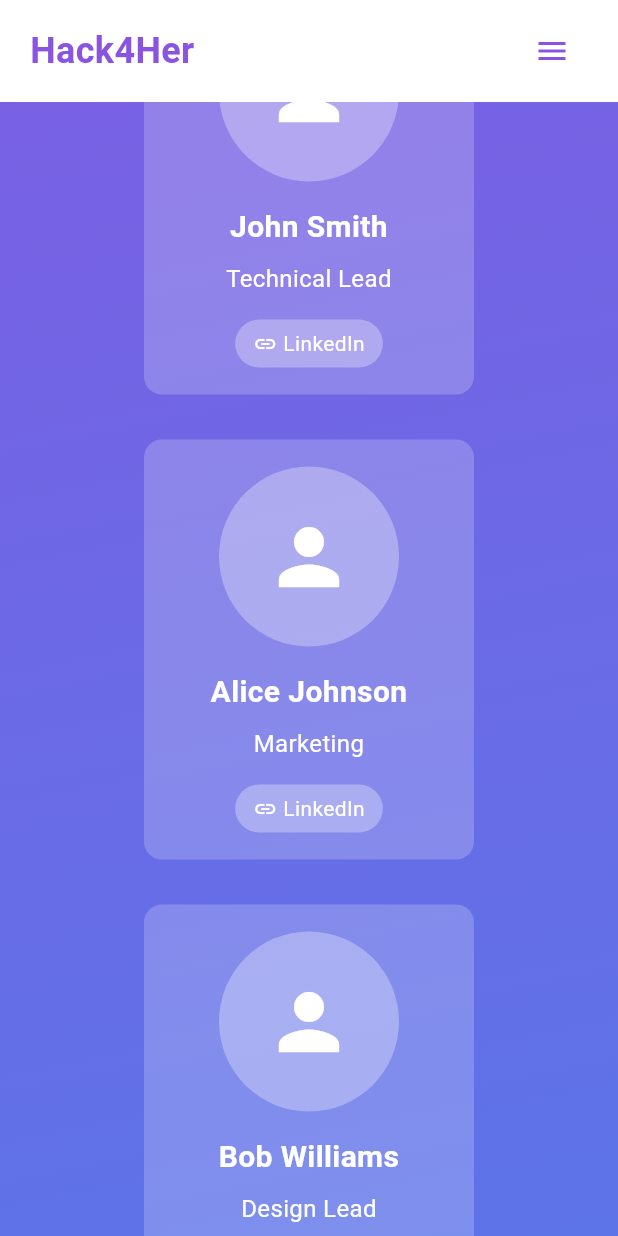
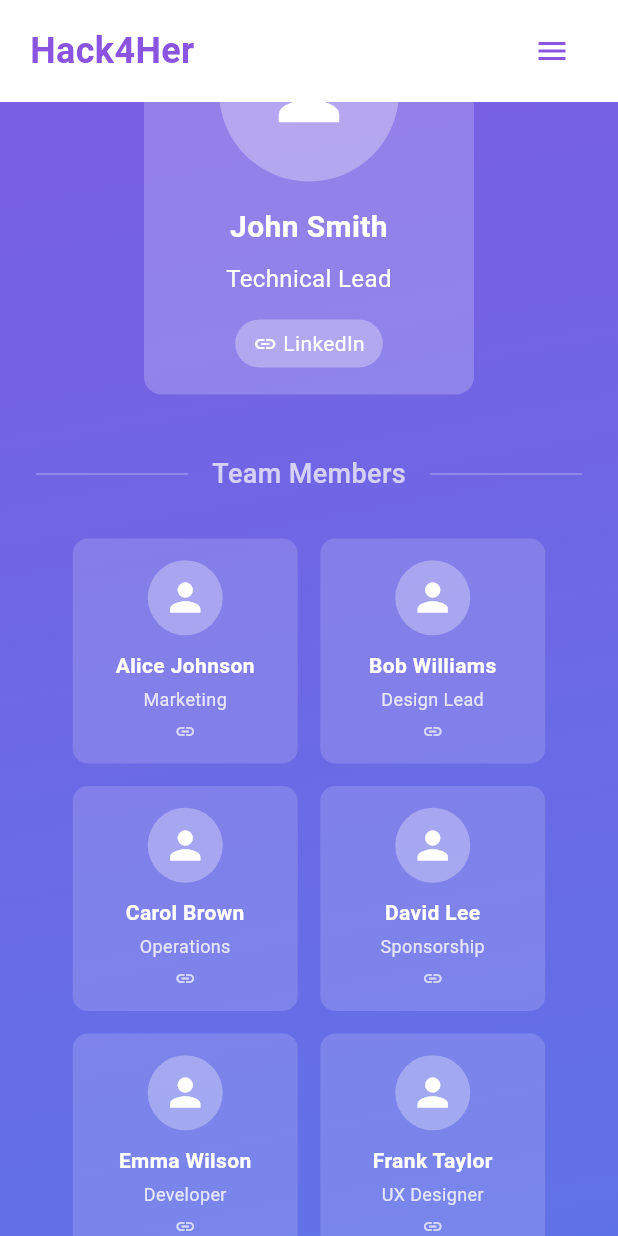
Before and after one commit to Hack4Her-NL/Hack4Her, a Flutter app: the AboutScreen screen opened by its route, scrolled down 1152 dp, on a phone screen of 412 x 824 dp. Run offline on Flutter 3.47's test engine with Material 3 defaults, Android fonts, the phone set to English and light mode, and no system bars; our stand-ins replace google_fonts.

Commit message:
Fix footer and update about us

```diff
--- a/lib/screens/about_screen.dart
+++ b/lib/screens/about_screen.dart
@@ -69,7 +69,10 @@ class AboutScreen extends StatelessWidget {
     final screenWidth = MediaQuery.of(context).size.width;
     final isMobile = screenWidth < AppTheme.mobileBreakpoint;
 
-    return const Wrap(
+    return Column(
+      children: [
+        // Main contributors (full-sized cards)
+        const Wrap(
           spacing: 30,
           runSpacing: 30,
           alignment: WrapAlignment.center,
@@ -86,29 +89,119 @@ class AboutScreen extends StatelessWidget {
               imageUrl: null,
               linkedInUrl: 'https://linkedin.com',
             ),
-        _TeamMemberCard(
+          ],
+        ),
+
+        const SizedBox(height: 40),
+
+        // Section divider with text
+        Row(
+          children: [
+            const Expanded(child: Divider(color: Colors.white30)),
+            Padding(
+              padding: const EdgeInsets.symmetric(horizontal: 16),
+              child: Text(
+                'Team Members',
+                style: TextStyle(
+                  color: Colors.white.withOpacity(0.7),
+                  fontSize: 18,
+                  fontWeight: FontWeight.w500,
+                ),
+              ),
+            ),
+            const Expanded(child: Divider(color: Colors.white30)),
+          ],
+        ),
+
+        const SizedBox(height: 30),
+
+        // Regular team members (compact cards)
+        Wrap(
+          spacing: 15,
+          runSpacing: 15,
+          alignment: WrapAlignment.center,
+          children: const [
+            _CompactTeamMemberCard(
               name: 'Alice Johnson',
               role: 'Marketing',
-          imageUrl: null,
               linkedInUrl: 'https://linkedin.com',
             ),
-        _TeamMemberCard(
+            _CompactTeamMemberCard(
               name: 'Bob Williams',
               role: 'Design Lead',
-          imageUrl: null,
               linkedInUrl: 'https://linkedin.com',
             ),
-        _TeamMemberCard(
+            _CompactTeamMemberCard(
               name: 'Carol Brown',
               role: 'Operations',
-          imageUrl: null,
               linkedInUrl: 'https://linkedin.com',
             ),
-        _TeamMemberCard(
+            _CompactTeamMemberCard(
               name: 'David Lee',
               role: 'Sponsorship',
-          imageUrl: null,
               linkedInUrl: 'https://linkedin.com',
+            ),
+            _CompactTeamMemberCard(
+              name: 'Emma Wilson',
+              role: 'Developer',
+              linkedInUrl: 'https://linkedin.com',
+            ),
+            _CompactTeamMemberCard(
+              name: 'Frank Taylor',
+              role: 'UX Designer',
+              linkedInUrl: 'https://linkedin.com',
+            ),
+            _CompactTeamMemberCard(
+              name: 'Grace Kim',
+              role: 'Project Manager',
+              linkedInUrl: 'https://linkedin.com',
+            ),
+            _CompactTeamMemberCard(
+              name: 'Henry Chen',
+              role: 'Developer',
+              linkedInUrl: 'https://linkedin.com',
+            ),
+            _CompactTeamMemberCard(
+              name: 'Irene Lopez',
+              role: 'Marketing',
+              linkedInUrl: 'https://linkedin.com',
+            ),
+            _CompactTeamMemberCard(
+              name: 'Jack Brown',
+              role: 'Content Writer',
+              linkedInUrl: 'https://linkedin.com',
+            ),
+            _CompactTeamMemberCard(
+              name: 'Katie Smith',
+              role: 'UI Designer',
+              linkedInUrl: 'https://linkedin.com',
+            ),
+            _CompactTeamMemberCard(
+              name: 'Leo Wang',
+              role: 'Backend Dev',
+              linkedInUrl: 'https://linkedin.com',
+            ),
+            _CompactTeamMemberCard(
+              name: 'Mia Johnson',
+              role: 'Community Manager',
+              linkedInUrl: 'https://linkedin.com',
+            ),
+            _CompactTeamMemberCard(
+              name: 'Nathan Park',
+              role: 'Designer',
+              linkedInUrl: 'https://linkedin.com',
+            ),
+            _CompactTeamMemberCard(
+              name: 'Olivia King',
+              role: 'Social Media',
+              linkedInUrl: 'https://linkedin.com',
+            ),
+            _CompactTeamMemberCard(
+              name: 'Paul Rodriguez',
+              role: 'Volunteer Coord',
+              linkedInUrl: 'https://linkedin.com',
+            ),
+          ],
         ),
       ],
     );
@@ -224,3 +317,94 @@ class _TeamMemberCard extends StatelessWidget {
     }
   }
 }
+
+// Add this new compact card class for regular team members
+class _CompactTeamMemberCard extends StatelessWidget {
+  final String name;
+  final String role;
+  final String linkedInUrl;
+
+  const _CompactTeamMemberCard({
+    required this.name,
+    required this.role,
+    required this.linkedInUrl,
+  });
+
+  @override
+  Widget build(BuildContext context) {
+    return Container(
+      width: 150,
+      height: 150,
+      decoration: BoxDecoration(
+        color: Colors.white.withOpacity(0.15),
+        borderRadius: BorderRadius.circular(10),
+      ),
+      child: Material(
+        color: Colors.transparent,
+        child: InkWell(
+          onTap: () => _launchURL(linkedInUrl),
+          borderRadius: BorderRadius.circular(10),
+          child: Padding(
+            padding: const EdgeInsets.all(12.0),
+            child: Column(
+              mainAxisAlignment: MainAxisAlignment.center,
+              children: [
+                // Profile icon
+                Container(
+                  width: 50,
+                  height: 50,
+                  decoration: BoxDecoration(
+                    color: Colors.white.withOpacity(0.3),
+                    shape: BoxShape.circle,
+                  ),
+                  child: const Icon(
+                    Icons.person,
+                    size: 30,
+                    color: Colors.white,
+                  ),
+                ),
+                const SizedBox(height: 10),
+                // Name
+                Text(
+                  name,
+                  style: const TextStyle(
+                    fontSize: 14,
+                    fontWeight: FontWeight.bold,
+                    color: Colors.white,
+                  ),
+                  textAlign: TextAlign.center,
+                  overflow: TextOverflow.ellipsis,
+                ),
+                const SizedBox(height: 4),
+                // Role
+                Text(
+                  role,
+                  style: TextStyle(
+                    fontSize: 12,
+                    color: Colors.white.withOpacity(0.8),
+                  ),
+                  textAlign: TextAlign.center,
+                  overflow: TextOverflow.ellipsis,
+                ),
+                const SizedBox(height: 6),
+                // LinkedIn icon
+                Icon(
+                  Icons.link,
+                  color: Colors.white.withOpacity(0.7),
+                  size: 14,
+                ),
+              ],
+            ),
+          ),
+        ),
+      ),
+    );
+  }
+
+  Future<void> _launchURL(String url) async {
+    final Uri uri = Uri.parse(url);
+    if (!await launchUrl(uri)) {
+      throw Exception('Could not launch $url');
+    }
+  }
+}
--- a/lib/screens/home_screen.dart
+++ b/lib/screens/home_screen.dart
@@ -1,5 +1,4 @@
 import 'package:flutter/material.dart';
-import 'package:url_launcher/url_launcher.dart';
 import '../constants/app_theme.dart';
 import '../utils/routes.dart';
 import '../widgets/page_layout.dart';
--- a/lib/screens/registration_screen.dart
+++ b/lib/screens/registration_screen.dart
@@ -226,7 +226,7 @@ class _BulletPoint extends StatelessWidget {
       child: Row(
         crossAxisAlignment: CrossAxisAlignment.start,
         children: [
-          Text(
+          const Text(
             '• ',
             style: TextStyle(
               fontSize: 16,
@@ -237,7 +237,7 @@ class _BulletPoint extends StatelessWidget {
           Expanded(
             child: Text(
               text,
-              style: TextStyle(
+              style: const TextStyle(
                 fontSize: 16,
                 color: AppTheme.useGradientBackground ? Colors.white : AppTheme.textDark,
               ),
--- a/lib/widgets/app_footer.dart
+++ b/lib/widgets/app_footer.dart
@@ -11,6 +11,7 @@ class AppFooter extends StatelessWidget {
     final bool isMobile = screenWidth < AppTheme.mobileBreakpoint;
 
     return Container(
+      width: double.infinity,
       decoration: AppTheme.gradientBackground,
       padding: const EdgeInsets.symmetric(horizontal: 24, vertical: 48),
       child: Column(
```
Also changed, not shown: 1 other file. Lines whose indentation alone changed are shown as unchanged.
